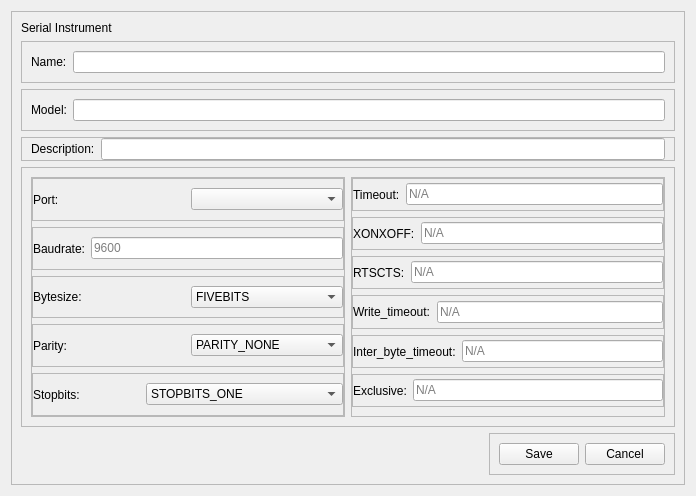
The window that GUI/ui_files/serial_instrument_create.ui (YeonungK/YonKu) describes before a commit, drawn with Qt 5.
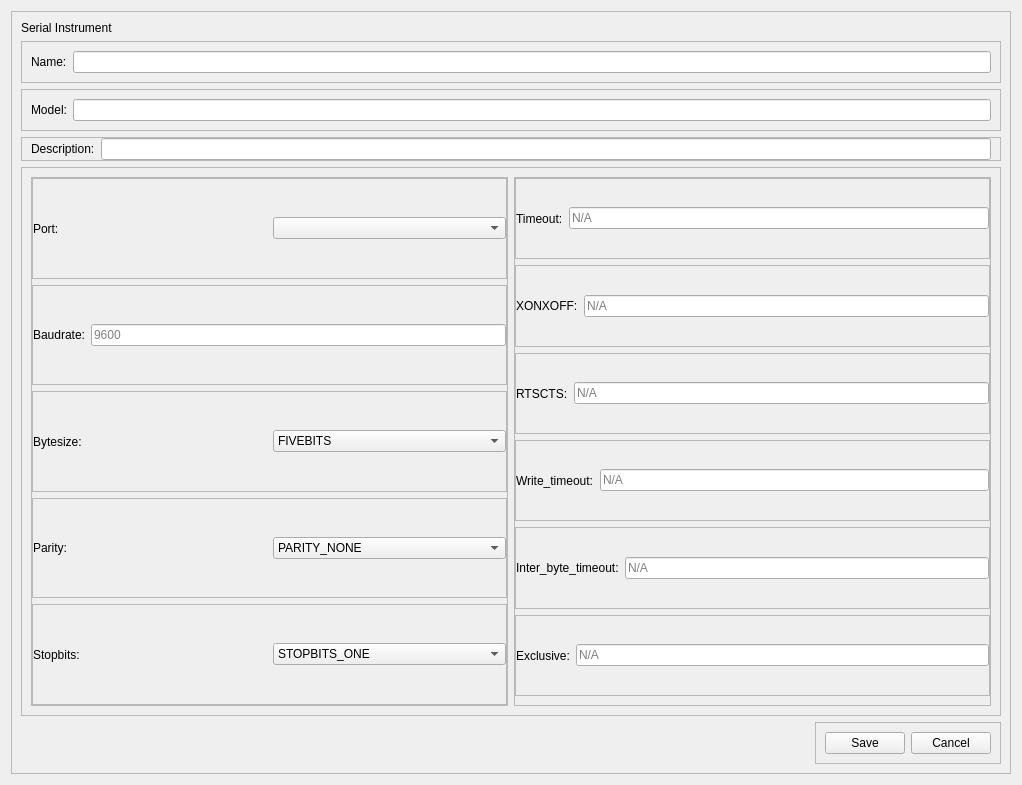
The same window after the commit.

The edit to the form file:
```diff
--- a/GUI/ui_files/serial_instrument_create.ui
+++ b/GUI/ui_files/serial_instrument_create.ui
@@ -6,8 +6,8 @@
    <rect>
     <x>0</x>
     <y>0</y>
-    <width>696</width>
-    <height>496</height>
+    <width>1022</width>
+    <height>785</height>
    </rect>
   </property>
   <property name="windowTitle">
@@ -16,6 +16,9 @@
   <layout class="QVBoxLayout" name="verticalLayout_3">
    <item>
     <widget class="QFrame" name="frame_16">
+     <property name="layoutDirection">
+      <enum>Qt::LeftToRight</enum>
+     </property>
      <property name="frameShape">
       <enum>QFrame::StyledPanel</enum>
      </property>
@@ -648,14 +651,17 @@
         </layout>
        </widget>
       </item>
-      <item alignment="Qt::AlignRight">
+      <item>
        <widget class="QFrame" name="frame_12">
         <property name="sizePolicy">
-         <sizepolicy hsizetype="Preferred" vsizetype="Maximum">
+         <sizepolicy hsizetype="Maximum" vsizetype="Maximum">
           <horstretch>0</horstretch>
           <verstretch>0</verstretch>
          </sizepolicy>
         </property>
+        <property name="layoutDirection">
+         <enum>Qt::RightToLeft</enum>
+        </property>
         <property name="frameShape">
          <enum>QFrame::StyledPanel</enum>
         </property>
@@ -663,13 +669,6 @@
          <enum>QFrame::Raised</enum>
         </property>
         <layout class="QHBoxLayout" name="horizontalLayout_12">
-         <item>
-          <widget class="QPushButton" name="saveButton">
-           <property name="text">
-            <string>Save</string>
-           </property>
-          </widget>
-         </item>
          <item>
           <widget class="QPushButton" name="cancelButton">
            <property name="text">
@@ -677,6 +676,13 @@
            </property>
           </widget>
          </item>
+         <item>
+          <widget class="QPushButton" name="saveButton">
+           <property name="text">
+            <string>Save</string>
+           </property>
+          </widget>
+         </item>
         </layout>
        </widget>
       </item>
```
Left out of the diff: 2 changed lines with no effect on the pictures.
